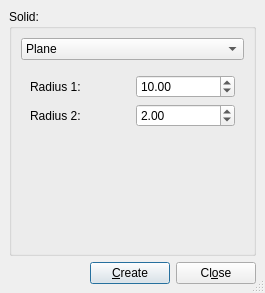
Above: src/Mod/Part/Gui/DlgPrimitives.ui from berndhahnebach/All_FreeCAD before the change. Below: the same form after it.
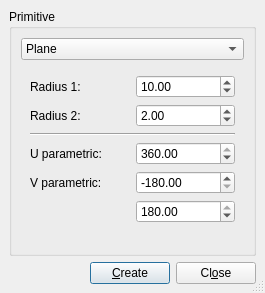
That is the form after the change. The open tabs and pages were chosen to show the change.

Commit message: + add new primitives + dialog based boolean operation

```diff
--- a/src/Mod/Part/Gui/DlgPrimitives.ui
+++ b/src/Mod/Part/Gui/DlgPrimitives.ui
@@ -25,7 +25,7 @@
    <item row="0" column="0" >
     <widget class="QGroupBox" name="groupBox1" >
      <property name="title" >
-      <string>Solid:</string>
+      <string>Primitive</string>
      </property>
      <layout class="QGridLayout" >
       <property name="margin" >
@@ -484,6 +484,89 @@
            <number>6</number>
           </property>
           <item row="1" column="0" >
+           <widget class="Line" name="line_4" >
+            <property name="orientation" >
+             <enum>Qt::Horizontal</enum>
+            </property>
+           </widget>
+          </item>
+          <item row="2" column="0" >
+           <layout class="QGridLayout" >
+            <property name="margin" >
+             <number>0</number>
+            </property>
+            <property name="spacing" >
+             <number>6</number>
+            </property>
+            <item row="0" column="0" >
+             <widget class="QLabel" name="label_5" >
+              <property name="text" >
+               <string>U parametric:</string>
+              </property>
+             </widget>
+            </item>
+            <item row="2" column="0" >
+             <spacer>
+              <property name="orientation" >
+               <enum>Qt::Horizontal</enum>
+              </property>
+              <property name="sizeType" >
+               <enum>QSizePolicy::Preferred</enum>
+              </property>
+              <property name="sizeHint" >
+               <size>
+                <width>81</width>
+                <height>20</height>
+               </size>
+              </property>
+             </spacer>
+            </item>
+            <item row="1" column="1" >
+             <widget class="QDoubleSpinBox" name="torusAngle1" >
+              <property name="maximum" >
+               <double>180</double>
+              </property>
+              <property name="minimum" >
+               <double>-180</double>
+              </property>
+              <property name="value" >
+               <double>-180</double>
+              </property>
+             </widget>
+            </item>
+            <item row="1" column="0" >
+             <widget class="QLabel" name="label_6" >
+              <property name="text" >
+               <string>V parametric:</string>
+              </property>
+             </widget>
+            </item>
+            <item row="2" column="1" >
+             <widget class="QDoubleSpinBox" name="torusAngle2" >
+              <property name="maximum" >
+               <double>180</double>
+              </property>
+              <property name="minimum" >
+               <double>-180</double>
+              </property>
+              <property name="value" >
+               <double>180</double>
+              </property>
+             </widget>
+            </item>
+            <item row="0" column="1" >
+             <widget class="QDoubleSpinBox" name="torusAngle3" >
+              <property name="maximum" >
+               <double>360</double>
+              </property>
+              <property name="value" >
+               <double>360</double>
+              </property>
+             </widget>
+            </item>
+           </layout>
+          </item>
+          <item row="3" column="0" >
            <spacer>
             <property name="orientation" >
              <enum>Qt::Vertical</enum>
```
Left out of the diff: 300 changed lines with no effect on the pictures. The commit also changes 18 other files.
